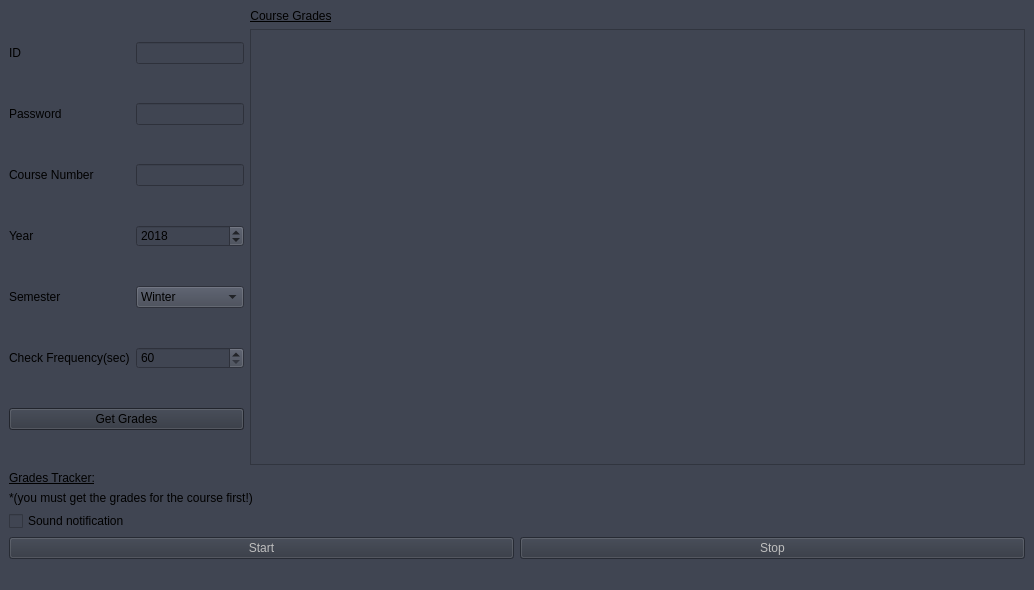
Qt form ui_files/main_ui.ui (Mitnitsky/CourseTracker) before a commit.
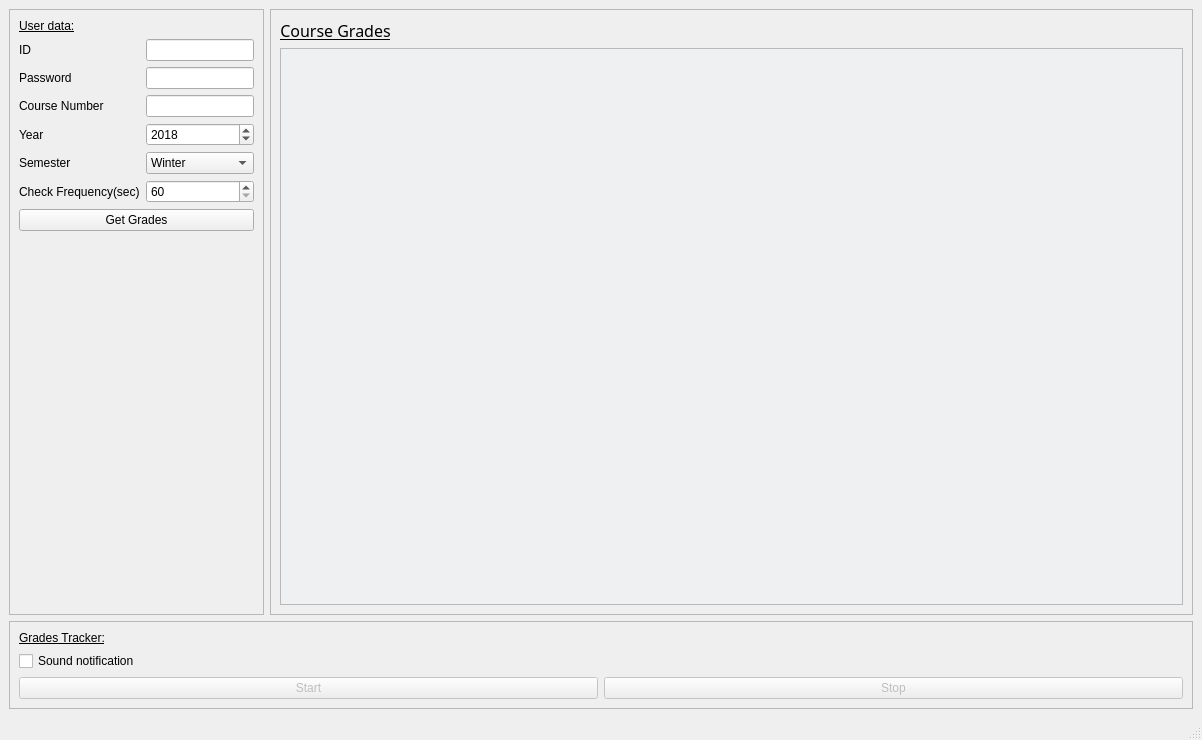
The same form after that commit. Icons and pictures are not drawn.

Commit message: Reformat+new icon

```diff
--- a/ui_files/main_ui.ui
+++ b/ui_files/main_ui.ui
@@ -6,8 +6,8 @@
    <rect>
     <x>0</x>
     <y>0</y>
-    <width>1034</width>
-    <height>590</height>
+    <width>1202</width>
+    <height>740</height>
    </rect>
   </property>
   <property name="sizePolicy">
@@ -27,35 +27,103 @@
    <bool>false</bool>
   </property>
   <property name="styleSheet">
-   <string notr="true">background-color: rgb(64, 69, 82);</string>
+   <string notr="true"/>
+  </property>
+  <property name="iconSize">
+   <size>
+    <width>36</width>
+    <height>36</height>
+   </size>
   </property>
   <widget class="QWidget" name="centralwidget">
    <layout class="QGridLayout" name="gridLayout_4">
+    <item row="0" column="1">
+     <layout class="QGridLayout" name="gridLayout_3">
+      <item row="1" column="0">
+       <layout class="QVBoxLayout" name="verticalLayout">
+        <item>
+         <widget class="QFrame" name="frame_2">
+          <property name="frameShape">
+           <enum>QFrame::StyledPanel</enum>
+          </property>
+          <property name="frameShadow">
+           <enum>QFrame::Raised</enum>
+          </property>
+          <layout class="QGridLayout" name="gridLayout_6">
+           <item row="1" column="0">
+            <widget class="QTableWidget" name="grades_table">
+             <property name="layoutDirection">
+              <enum>Qt::LeftToRight</enum>
+             </property>
+             <property name="styleSheet">
+              <string notr="true">background-color: rgb(239, 240, 241);</string>
+             </property>
+             <property name="gridStyle">
+              <enum>Qt::SolidLine</enum>
+             </property>
+             <attribute name="horizontalHeaderVisible">
+              <bool>false</bool>
+             </attribute>
+             <attribute name="horizontalHeaderStretchLastSection">
+              <bool>true</bool>
+             </attribute>
+             <attribute name="verticalHeaderVisible">
+              <bool>false</bool>
+             </attribute>
+             <attribute name="verticalHeaderStretchLastSection">
+              <bool>false</bool>
+             </attribute>
+            </widget>
+           </item>
+           <item row="0" column="0">
+            <widget class="QLabel" name="table_header">
+             <property name="sizePolicy">
+              <sizepolicy hsizetype="Maximum" vsizetype="Preferred">
+               <horstretch>0</horstretch>
+               <verstretch>0</verstretch>
+              </sizepolicy>
+             </property>
+             <property name="font">
+              <font>
+               <family>Noto Sans</family>
+               <pointsize>12</pointsize>
+               <weight>50</weight>
+               <italic>false</italic>
+               <bold>false</bold>
+               <underline>true</underline>
+              </font>
+             </property>
+             <property name="styleSheet">
+              <string notr="true">font: 12pt &quot;Noto Sans&quot;;
+text-decoration: underline;</string>
+             </property>
+             <property name="text">
+              <string>Course Grades</string>
+             </property>
+             <property name="alignment">
+              <set>Qt::AlignCenter</set>
+             </property>
+            </widget>
+           </item>
+          </layout>
+         </widget>
+        </item>
+       </layout>
+      </item>
+     </layout>
+    </item>
+    <item row="0" column="0">
+     <widget class="QFrame" name="frame">
+      <property name="frameShape">
+       <enum>QFrame::StyledPanel</enum>
+      </property>
+      <property name="frameShadow">
+       <enum>QFrame::Raised</enum>
+      </property>
+      <layout class="QGridLayout" name="gridLayout_5">
     <item row="0" column="0">
      <layout class="QGridLayout" name="gridLayout">
-      <item row="0" column="3" colspan="2">
-       <widget class="QLineEdit" name="id_in">
-        <property name="sizePolicy">
-         <sizepolicy hsizetype="Expanding" vsizetype="Fixed">
-          <horstretch>0</horstretch>
-          <verstretch>0</verstretch>
-         </sizepolicy>
-        </property>
-        <property name="focusPolicy">
-         <enum>Qt::StrongFocus</enum>
-        </property>
-        <property name="toolTip">
-         <string>&lt;html&gt;&lt;head/&gt;&lt;body&gt;&lt;p&gt;Your cs account ID (without the @*)&lt;/p&gt;&lt;/body&gt;&lt;/html&gt;</string>
-        </property>
-        <property name="text">
-         <string/>
-        </property>
-        <property name="clearButtonEnabled">
-         <bool>false</bool>
-        </property>
-       </widget>
-      </item>
-      <item row="1" column="3" colspan="2">
+         <item row="2" column="3" colspan="2">
        <widget class="QLineEdit" name="pass_in">
         <property name="toolTip">
          <string>&lt;html&gt;&lt;head/&gt;&lt;body&gt;&lt;p&gt;Technion account password&lt;/p&gt;&lt;/body&gt;&lt;/html&gt;</string>
@@ -68,8 +136,8 @@
         </property>
        </widget>
       </item>
-      <item row="2" column="0" colspan="3">
-       <widget class="QLabel" name="course_label">
+         <item row="1" column="0" colspan="3">
+          <widget class="QLabel" name="id_label">
         <property name="sizePolicy">
          <sizepolicy hsizetype="Preferred" vsizetype="Preferred">
           <horstretch>0</horstretch>
@@ -77,41 +145,31 @@
          </sizepolicy>
         </property>
         <property name="text">
-         <string>Course Number</string>
+            <string>ID</string>
         </property>
        </widget>
       </item>
-      <item row="2" column="3" colspan="2">
-       <widget class="QLineEdit" name="course_in">
-        <property name="toolTip">
-         <string>&lt;html&gt;&lt;head/&gt;&lt;body&gt;&lt;p&gt;Course number to track&lt;/p&gt;&lt;/body&gt;&lt;/html&gt;</string>
-        </property>
-        <property name="text">
-         <string/>
-        </property>
-        <property name="clearButtonEnabled">
-         <bool>false</bool>
-        </property>
-       </widget>
-      </item>
-      <item row="6" column="0" colspan="5">
-       <widget class="QPushButton" name="getGradesButton">
-        <property name="styleSheet">
-         <string notr="true">background-color:rgb(47, 52, 63)</string>
-        </property>
-        <property name="text">
-         <string>Get Grades</string>
-        </property>
-       </widget>
-      </item>
-      <item row="3" column="0" colspan="3">
+         <item row="4" column="0" colspan="3">
        <widget class="QLabel" name="year_label">
         <property name="text">
          <string>Year</string>
         </property>
        </widget>
       </item>
-      <item row="3" column="3" colspan="2">
+         <item row="2" column="0" colspan="3">
+          <widget class="QLabel" name="pass_label">
+           <property name="sizePolicy">
+            <sizepolicy hsizetype="Preferred" vsizetype="Preferred">
+             <horstretch>0</horstretch>
+             <verstretch>0</verstretch>
+            </sizepolicy>
+           </property>
+           <property name="text">
+            <string>Password</string>
+           </property>
+          </widget>
+         </item>
+         <item row="4" column="3" colspan="2">
        <widget class="QSpinBox" name="year_in">
         <property name="minimum">
          <number>2015</number>
@@ -124,66 +182,20 @@
         </property>
        </widget>
       </item>
-      <item row="4" column="3" colspan="2">
-       <widget class="QComboBox" name="semester_in">
-        <item>
-         <property name="text">
-          <string>Winter</string>
-         </property>
-        </item>
-        <item>
-         <property name="text">
-          <string>Spring</string>
-         </property>
-        </item>
-        <item>
-         <property name="text">
-          <string>Summer</string>
-         </property>
-        </item>
-       </widget>
-      </item>
-      <item row="4" column="0" colspan="3">
-       <widget class="QLabel" name="semester_label">
-        <property name="text">
-         <string>Semester</string>
-        </property>
-       </widget>
-      </item>
-      <item row="1" column="0" colspan="3">
-       <widget class="QLabel" name="pass_label">
-        <property name="sizePolicy">
-         <sizepolicy hsizetype="Preferred" vsizetype="Preferred">
-          <horstretch>0</horstretch>
-          <verstretch>0</verstretch>
-         </sizepolicy>
-        </property>
-        <property name="text">
-         <string>Password</string>
-        </property>
-       </widget>
-      </item>
-      <item row="0" column="0" colspan="3">
-       <widget class="QLabel" name="id_label">
-        <property name="sizePolicy">
-         <sizepolicy hsizetype="Preferred" vsizetype="Preferred">
-          <horstretch>0</horstretch>
-          <verstretch>0</verstretch>
-         </sizepolicy>
-        </property>
-        <property name="text">
-         <string>ID</string>
-        </property>
-       </widget>
-      </item>
-      <item row="5" column="0" colspan="3">
-       <widget class="QLabel" name="frequency_label">
-        <property name="text">
-         <string>Check Frequency(sec)</string>
-        </property>
-       </widget>
-      </item>
-      <item row="5" column="3" colspan="2">
+         <item row="8" column="0" colspan="5">
+          <spacer name="verticalSpacer">
+           <property name="orientation">
+            <enum>Qt::Vertical</enum>
+           </property>
+           <property name="sizeHint" stdset="0">
+            <size>
+             <width>20</width>
+             <height>40</height>
+            </size>
+           </property>
+          </spacer>
+         </item>
+         <item row="6" column="3" colspan="2">
        <widget class="QSpinBox" name="frequency_spin">
         <property name="toolTip">
          <string>&lt;html&gt;&lt;head/&gt;&lt;body&gt;&lt;p&gt;Check every * sec if there is new grade&lt;/p&gt;&lt;/body&gt;&lt;/html&gt;</string>
@@ -199,56 +211,159 @@
         </property>
        </widget>
       </item>
-     </layout>
-    </item>
-    <item row="0" column="1">
-     <layout class="QGridLayout" name="gridLayout_3">
+         <item row="7" column="0" colspan="5">
+          <widget class="QPushButton" name="getGradesButton">
+           <property name="styleSheet">
+            <string notr="true"/>
+           </property>
+           <property name="text">
+            <string>Get Grades</string>
+           </property>
+          </widget>
+         </item>
+         <item row="3" column="0" colspan="3">
+          <widget class="QLabel" name="course_label">
+           <property name="sizePolicy">
+            <sizepolicy hsizetype="Preferred" vsizetype="Preferred">
+             <horstretch>0</horstretch>
+             <verstretch>0</verstretch>
+            </sizepolicy>
+           </property>
+           <property name="text">
+            <string>Course Number</string>
+           </property>
+          </widget>
+         </item>
+         <item row="5" column="3" colspan="2">
+          <widget class="QComboBox" name="semester_in">
+           <item>
+            <property name="text">
+             <string>Winter</string>
+            </property>
+           </item>
+           <item>
+            <property name="text">
+             <string>Spring</string>
+            </property>
+           </item>
+           <item>
+            <property name="text">
+             <string>Summer</string>
+            </property>
+           </item>
+          </widget>
+         </item>
+         <item row="6" column="0" colspan="3">
+          <widget class="QLabel" name="frequency_label">
+           <property name="text">
+            <string>Check Frequency(sec)</string>
+           </property>
+          </widget>
+         </item>
+         <item row="3" column="3" colspan="2">
+          <widget class="QLineEdit" name="course_in">
+           <property name="toolTip">
+            <string>&lt;html&gt;&lt;head/&gt;&lt;body&gt;&lt;p&gt;Course number to track&lt;/p&gt;&lt;/body&gt;&lt;/html&gt;</string>
+           </property>
+           <property name="text">
+            <string/>
+           </property>
+           <property name="clearButtonEnabled">
+            <bool>false</bool>
+           </property>
+          </widget>
+         </item>
+         <item row="1" column="3" colspan="2">
+          <widget class="QLineEdit" name="id_in">
+           <property name="sizePolicy">
+            <sizepolicy hsizetype="Expanding" vsizetype="Fixed">
+             <horstretch>0</horstretch>
+             <verstretch>0</verstretch>
+            </sizepolicy>
+           </property>
+           <property name="focusPolicy">
+            <enum>Qt::StrongFocus</enum>
+           </property>
+           <property name="toolTip">
+            <string>&lt;html&gt;&lt;head/&gt;&lt;body&gt;&lt;p&gt;Your cs account ID (without the @*)&lt;/p&gt;&lt;/body&gt;&lt;/html&gt;</string>
+           </property>
+           <property name="text">
+            <string/>
+           </property>
+           <property name="clearButtonEnabled">
+            <bool>false</bool>
+           </property>
+          </widget>
+         </item>
+         <item row="5" column="0" colspan="3">
+          <widget class="QLabel" name="semester_label">
+           <property name="text">
+            <string>Semester</string>
+           </property>
+          </widget>
+         </item>
       <item row="0" column="0">
-       <widget class="QLabel" name="table_header">
-        <property name="sizePolicy">
-         <sizepolicy hsizetype="Maximum" vsizetype="Preferred">
-          <horstretch>0</horstretch>
-          <verstretch>0</verstretch>
-         </sizepolicy>
-        </property>
-        <property name="font">
-         <font>
-          <underline>true</underline>
-         </font>
+          <widget class="QLabel" name="label">
+           <property name="styleSheet">
+            <string notr="true">font: 12pt &quot;Noto Sans&quot;;
+text-decoration: underline;</string>
         </property>
         <property name="text">
-         <string>Course Grades</string>
-        </property>
-        <property name="alignment">
-         <set>Qt::AlignCenter</set>
-        </property>
-       </widget>
-      </item>
-      <item row="1" column="0">
-       <widget class="QTableWidget" name="grades_table">
-        <property name="gridStyle">
-         <enum>Qt::SolidLine</enum>
-        </property>
-        <attribute name="horizontalHeaderVisible">
-         <bool>false</bool>
-        </attribute>
-        <attribute name="horizontalHeaderStretchLastSection">
-         <bool>true</bool>
-        </attribute>
-        <attribute name="verticalHeaderVisible">
-         <bool>false</bool>
-        </attribute>
-        <attribute name="verticalHeaderStretchLastSection">
-         <bool>false</bool>
-        </attribute>
-       </widget>
-      </item>
-     </layout>
+            <string>User data:</string>
+           </property>
+          </widget>
+         </item>
+        </layout>
+       </item>
+      </layout>
+     </widget>
     </item>
     <item row="1" column="0" colspan="2">
-     <layout class="QGridLayout" name="gridLayout_2">
+     <widget class="QFrame" name="frame_3">
+      <property name="frameShape">
+       <enum>QFrame::StyledPanel</enum>
+      </property>
+      <property name="frameShadow">
+       <enum>QFrame::Raised</enum>
+      </property>
+      <layout class="QGridLayout" name="gridLayout_8">
       <item row="0" column="0">
-       <widget class="QLabel" name="gradesTrackerheader">
+        <layout class="QGridLayout" name="gridLayout_9">
+         <item row="3" column="0">
+          <layout class="QHBoxLayout" name="horizontalLayout_2">
+           <item>
+            <widget class="QPushButton" name="start_button_2">
+             <property name="enabled">
+              <bool>false</bool>
+             </property>
+             <property name="toolTip">
+              <string>&lt;html&gt;&lt;head/&gt;&lt;body&gt;&lt;p&gt;You must get the grades for the course first!&lt;/p&gt;&lt;/body&gt;&lt;/html&gt;</string>
+             </property>
+             <property name="styleSheet">
+              <string notr="true"/>
+             </property>
+             <property name="text">
+              <string>Start</string>
+             </property>
+            </widget>
+           </item>
+           <item>
+            <widget class="QPushButton" name="stop_button_2">
+             <property name="enabled">
+              <bool>false</bool>
+             </property>
+             <property name="styleSheet">
+              <string notr="true"/>
+             </property>
+             <property name="text">
+              <string>Stop</string>
+             </property>
+            </widget>
+           </item>
+          </layout>
+         </item>
+         <item row="1" column="0">
+          <widget class="QLabel" name="gradesTrackerheader_2">
         <property name="styleSheet">
          <string notr="true">font: 18pt &quot;Noto Sans&quot;;
 text-decoration: underline;</string>
@@ -258,15 +373,8 @@
         </property>
        </widget>
       </item>
-      <item row="1" column="0">
-       <widget class="QLabel" name="disclaimer">
-        <property name="text">
-         <string>*(you must get the grades for the course first!)</string>
-        </property>
-       </widget>
-      </item>
       <item row="2" column="0">
-       <widget class="QCheckBox" name="soundNotification">
+          <widget class="QCheckBox" name="soundNotification_2">
         <property name="toolTip">
          <string>Sound will be played if new grades are found</string>
         </property>
@@ -275,37 +383,10 @@
         </property>
        </widget>
       </item>
-      <item row="3" column="0">
-       <layout class="QHBoxLayout" name="horizontalLayout">
-        <item>
-         <widget class="QPushButton" name="start_button">
-          <property name="enabled">
-           <bool>false</bool>
-          </property>
-          <property name="styleSheet">
-           <string notr="true">background-color:rgb(47, 52, 63)</string>
-          </property>
-          <property name="text">
-           <string>Start</string>
-          </property>
-         </widget>
-        </item>
-        <item>
-         <widget class="QPushButton" name="stop_button">
-          <property name="enabled">
-           <bool>false</bool>
-          </property>
-          <property name="styleSheet">
-           <string notr="true">background-color:rgb(47, 52, 63)</string>
-          </property>
-          <property name="text">
-           <string>Stop</string>
-          </property>
-         </widget>
-        </item>
        </layout>
       </item>
      </layout>
+     </widget>
     </item>
    </layout>
   </widget>
```
Left out of the diff: 75 changed lines with no effect on the pictures. Lines whose indentation alone changed are shown as unchanged. The commit also changes 6 other files.
